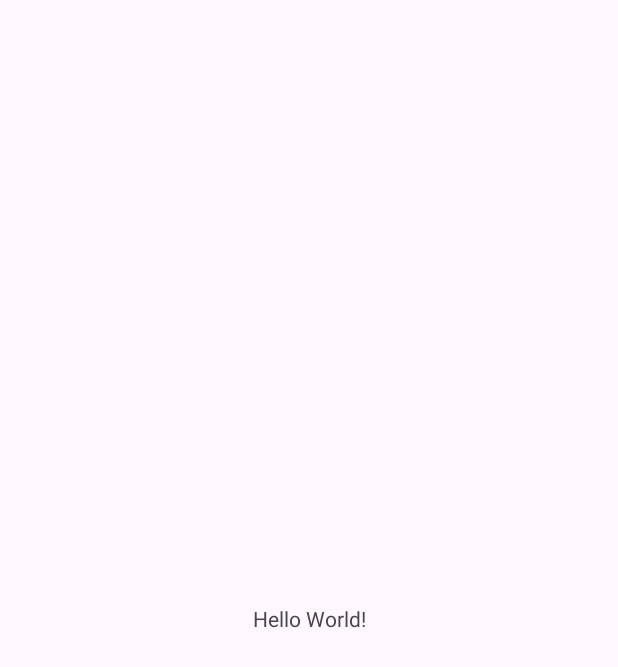
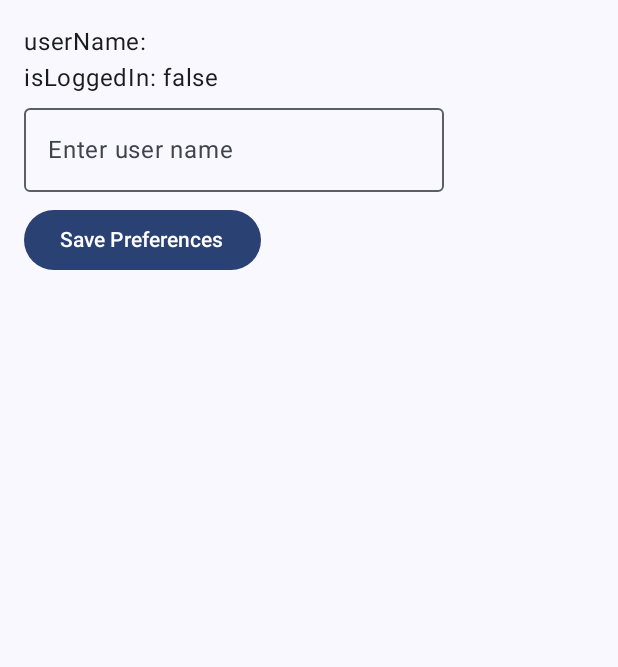
Before and after one commit to gunadermawan/android-course, an Android app built with Jetpack Compose: the screen it shows after launch (MainActivity before the commit, ComposeActivity after it), on a phone screen of 412 x 824 dp. Before the commit the part shown is almost empty. Shown: the top 667 px of the screen. Run offline under Robolectric (Android 15) with nearby library versions, the phone set to English and light mode, and no system bars; our stand-ins replace livedata-compose.

Commit message:
course: sharedpreferences

```diff
--- a/app/src/main/AndroidManifest.xml
+++ b/app/src/main/AndroidManifest.xml
@@ -13,12 +13,12 @@
         android:theme="@style/Theme.CourseApp"
         tools:targetApi="31">
         <activity
-            android:name=".ComposeActivity"
+            android:name=".MainActivity"
             android:exported="false"
             android:label="@string/title_activity_compose"
             android:theme="@style/Theme.CourseApp" />
         <activity
-            android:name=".MainActivity"
+            android:name=".ComposeActivity"
             android:exported="true">
             <intent-filter>
                 <action android:name="android.intent.action.MAIN" />
--- a/app/src/main/java/com/gun/course/ComposeActivity.kt
+++ b/app/src/main/java/com/gun/course/ComposeActivity.kt
@@ -6,12 +6,15 @@ import androidx.activity.ComponentActivity
 import androidx.activity.compose.setContent
 import androidx.activity.enableEdgeToEdge
 import androidx.compose.foundation.layout.Column
+import androidx.compose.foundation.layout.Spacer
 import androidx.compose.foundation.layout.fillMaxSize
+import androidx.compose.foundation.layout.height
 import androidx.compose.foundation.layout.padding
 import androidx.compose.foundation.lazy.LazyColumn
 import androidx.compose.foundation.lazy.items
 import androidx.compose.material3.Button
 import androidx.compose.material3.MaterialTheme
+import androidx.compose.material3.OutlinedTextField
 import androidx.compose.material3.Scaffold
 import androidx.compose.material3.Text
 import androidx.compose.runtime.Composable
@@ -22,6 +25,7 @@ import androidx.compose.runtime.remember
 import androidx.compose.runtime.rememberCoroutineScope
 import androidx.compose.runtime.setValue
 import androidx.compose.ui.Modifier
+import androidx.compose.ui.platform.LocalContext
 import androidx.compose.ui.tooling.preview.Preview
 import androidx.compose.ui.unit.dp
 import androidx.lifecycle.viewmodel.compose.viewModel
@@ -29,6 +33,8 @@ import com.gun.course.model.Post
 import com.gun.course.network.RetrofitInstance
 import com.gun.course.repository.PostRepo
 import com.gun.course.ui.theme.CourseAppTheme
+import com.gun.course.utils.getSharedPreference
+import com.gun.course.utils.savePreference
 import com.gun.course.viewmodel.PostViewModel
 import com.gun.course.viewmodel.PostViewModelFactory
 import kotlinx.coroutines.launch
@@ -40,7 +46,7 @@ class ComposeActivity : ComponentActivity() {
         setContent {
             CourseAppTheme {
                 Scaffold(modifier = Modifier.fillMaxSize()) { innerPadding ->
-                    PostScreen(modifier = Modifier.padding(innerPadding))
+                    SharedPrefScreen(modifier = Modifier.padding(innerPadding))
                 }
             }
         }
@@ -106,10 +112,38 @@ fun PostItem(post: Post) {
     }
 }
 
+@Composable
+fun SharedPrefScreen(modifier: Modifier = Modifier) {
+    val context = LocalContext.current
+    var userName by remember {
+        mutableStateOf("")
+    }
+    val isLoggedIn by remember {
+        mutableStateOf(false)
+    }
+    val (savedUserName, savedIsLoggedIn) = getSharedPreference(context)
+
+    Column(modifier = modifier.padding(16.dp)) {
+        Text(text = "userName: $userName")
+        Text(text = "isLoggedIn: $isLoggedIn")
+        OutlinedTextField(
+            value = userName,
+            onValueChange = {
+                userName = it
+            },
+            label = { Text(text = "Enter user name") }
+        )
+        Spacer(modifier = modifier.height(8.dp))
+        Button(onClick = { savePreference(context, userName, true) }) {
+            Text(text = "Save Preferences")
+        }
+    }
+}
+
 @Preview(showBackground = true)
 @Composable
 fun GreetingPreview() {
     CourseAppTheme {
-        PostScreen()
+        SharedPrefScreen()
     }
 }
--- /dev/null
+++ b/app/src/main/java/com/gun/course/utils/SharedPref.kt
@@ -0,0 +1,19 @@
+package com.gun.course.utils
+
+import android.content.Context
+
+    fun savePreference(context: Context, userName: String, isLogin: Boolean) {
+        val sharedPref = context.getSharedPreferences("MyPref", Context.MODE_PRIVATE)
+        with(sharedPref.edit()) {
+            putString("username", userName)
+            putBoolean("isLoggedIn", isLogin)
+            apply()
+        }
+    }
+
+    fun getSharedPreference(context: Context): Pair<String, Boolean> {
+        val sharedPref = context.getSharedPreferences("MyPref", Context.MODE_PRIVATE)
+        val userName = sharedPref.getString("username", "") ?: ""
+        val isLoggedIn = sharedPref.getBoolean("isLoggedIn", false)
+        return Pair(userName, isLoggedIn)
+    }
```
